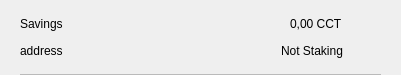
Qt form src/qt/concrete/forms/csrow.ui (CONCRETE-Project/CONCRETE) before a commit.
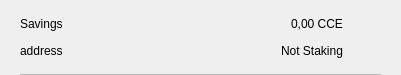
The same form after that commit. Icons and pictures are not drawn.

Diff of the .ui file:
```diff
--- a/src/qt/concrete/forms/csrow.ui
+++ b/src/qt/concrete/forms/csrow.ui
@@ -102,7 +102,7 @@
            <item>
             <widget class="QLabel" name="labelAmount">
              <property name="text">
-              <string>0,00 CCT</string>
+              <string>0,00 CCE</string>
              </property>
             </widget>
            </item>
```
